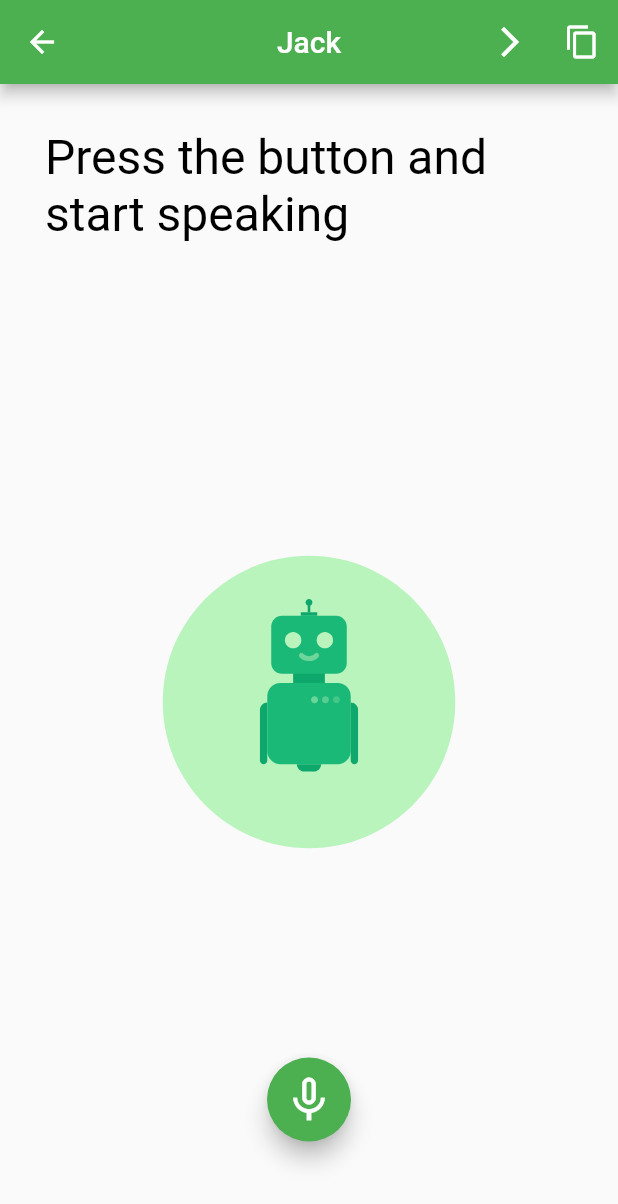
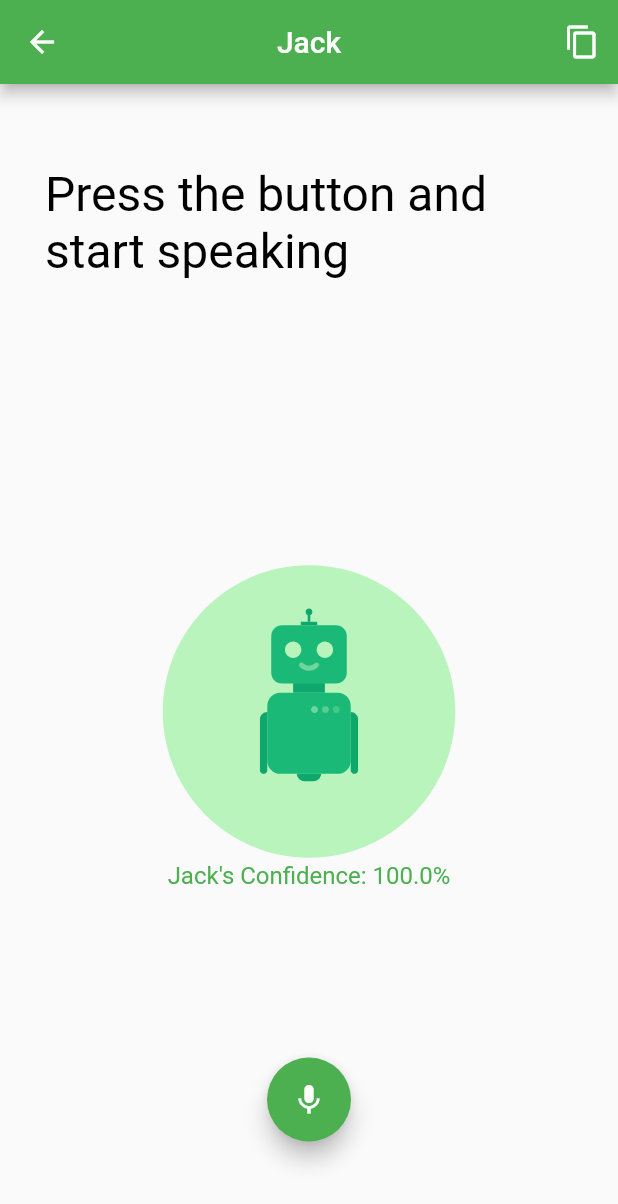
Before and after one commit to Asif-shah786/jack, a Flutter app: the HomePage screen opened by its route, after a tap on the "mic none" icon, on a phone screen of 412 x 824 dp. Shown: the top 1204 px of the screen. Run offline on Flutter 3.47's test engine with Material 2 defaults, Android fonts, the phone set to English and light mode, and no system bars; drawn by our look-alikes of avatar_glow; our stand-ins replace get, lottie, speech_to_text; missing offline and left inert: clipboard, highlight_text.

Commit message:
jack pushed

```diff
--- a/lib/main.dart
+++ b/lib/main.dart
@@ -1,4 +1,3 @@
-import 'package:camera/camera.dart';
 import 'package:flutter/material.dart';
 import 'package:flutter/services.dart';
 import 'package:get/get_navigation/src/root/get_material_app.dart';
@@ -6,11 +5,9 @@ import 'package:get/get.dart';
 import 'package:jack/page/home_page.dart';
 import 'package:jack/routes.dart';
 
-List<CameraDescription>? cameras;
 
 Future main() async {
   WidgetsFlutterBinding.ensureInitialized();
-  cameras = await availableCameras();
   await SystemChrome.setPreferredOrientations([
     DeviceOrientation.portraitUp,
     DeviceOrientation.portraitDown,
--- a/lib/page/home_page.dart
+++ b/lib/page/home_page.dart
@@ -2,12 +2,9 @@ import 'package:avatar_glow/avatar_glow.dart';
 import 'package:clipboard/clipboard.dart';
 import 'package:flutter/material.dart';
 import 'package:get/get.dart';
-import 'package:get/get_core/src/get_main.dart';
-
-
-import '../api/speech_api.dart';
-import '../emotiondetect.dart';
+import 'package:highlight_text/highlight_text.dart';
 import 'package:lottie/lottie.dart';
+import 'package:speech_to_text/speech_to_text.dart' as stt;
 
 
 import '../api/speech_api.dart';
@@ -21,8 +18,55 @@ class HomePage extends StatefulWidget {
 }
 
 class _HomePageState extends State<HomePage> {
-  String text = 'Press the button and start speaking';
-  bool isListening = false;
+  String _text = 'Press the button and start speaking';
+  bool _isListening = false;
+  final Map<String, HighlightedWord> _highlights = {
+    'jack': HighlightedWord(
+      onTap: () => print('flutter'),
+      textStyle: const TextStyle(
+        color: Colors.blue,
+        fontWeight: FontWeight.bold,
+      ),
+    ),
+    'Jack': HighlightedWord(
+      onTap: () => print('voice'),
+      textStyle: const TextStyle(
+        color: Colors.green,
+        fontWeight: FontWeight.bold,
+      ),
+    ),
+    'hate': HighlightedWord(
+      onTap: () => print('subscribe'),
+      textStyle: const TextStyle(
+        color: Colors.red,
+        fontWeight: FontWeight.bold,
+      ),
+    ),
+    'like': HighlightedWord(
+      onTap: () => print('like'),
+      textStyle: const TextStyle(
+        color: Colors.blueAccent,
+        fontWeight: FontWeight.bold,
+      ),
+    ),
+    'good': HighlightedWord(
+      onTap: () => print('comment'),
+      textStyle: const TextStyle(
+        color: Colors.green,
+        fontWeight: FontWeight.bold,
+      ),
+    ),
+  };
+
+  late stt.SpeechToText _speech;
+  double _confidence = 1.0;
+
+  @override
+  void initState() {
+    super.initState();
+    _speech = stt.SpeechToText();
+  }
+
 
   @override
   Widget build(BuildContext context) => Scaffold(
@@ -30,15 +74,11 @@ class _HomePageState extends State<HomePage> {
           title: Text(MyApp.title),
           centerTitle: true,
           actions: [
-            IconButton(onPressed: () {
-              Get.to(() => EmotionDetect());
-            }, icon:Icon(Icons.arrow_forward_ios)),
             Builder(
               builder: (context) => IconButton(
                 icon: Icon(Icons.content_copy),
                 onPressed: () async {
-                  await FlutterClipboard.copy(text);
-
+                  await FlutterClipboard.copy(_text);
                   ScaffoldMessenger.of(context).showSnackBar(
                     SnackBar(content: Text('✓   Copied to Clipboard')),
                   );
@@ -51,9 +91,15 @@ class _HomePageState extends State<HomePage> {
           reverse: true,
           padding: const EdgeInsets.all(30).copyWith(bottom: 150),
           child: Column(
+            mainAxisAlignment: MainAxisAlignment.end,
+            crossAxisAlignment: CrossAxisAlignment.center,
             children: [
-              SubstringHighlight(
-                text: text,
+              SizedBox(height: Get.height * 0.03,),
+              SizedBox(
+                width: Get.width,
+                height: Get.height * 0.3,
+                child: SubstringHighlight(
+                  text: _text,
                   terms: Command.all,
                   textStyle: const TextStyle(
                     fontSize: 32.0,
@@ -66,33 +112,70 @@ class _HomePageState extends State<HomePage> {
                     fontWeight: FontWeight.w400,
                   ),
                 ),
-              SizedBox(height: Get.height/4,),
-              Lottie.asset("assets/lf20_g1pduE.json",fit: BoxFit.contain,height: 200,width: 200),
+              ),
+              SizedBox(height: Get.height * 0.02,),
+              Lottie.asset("assets/lf20_g1pduE.json",
+                  fit: BoxFit.contain,height: 200,width: 200),
+              Text('Jack\'s Confidence: ${(_confidence * 100.0).toStringAsFixed(1)}%',
+                textAlign: TextAlign.center,
+                style: TextStyle(
+                  fontSize: 16.0,
+                  color: Theme.of(context).primaryColor,
+                  fontWeight: FontWeight.w400,
+                ),
+              ),
             ],
           ),
         ),
         floatingActionButtonLocation: FloatingActionButtonLocation.centerFloat,
         floatingActionButton: AvatarGlow(
-          animate: isListening,
-          endRadius: 75,
           glowColor: Theme.of(context).primaryColor,
+          animate: _isListening,
+          endRadius: 75.0,
+          duration: const Duration(milliseconds: 2000),
+          repeatPauseDuration: const Duration(milliseconds: 100),
+          repeat: true,
           child: FloatingActionButton(
-            child: Icon(isListening ? Icons.mic : Icons.mic_none, size: 36),
-            onPressed: toggleRecording,
+            onPressed: _listen,
+            child: Icon(_isListening ? Icons.mic : Icons.mic_none),
           ),
         ),
       );
 
   Future toggleRecording() => SpeechApi.toggleRecording(
-        onResult: (text) => setState(() => this.text = text),
+        onResult: (text) => setState(() => this._text = text),
         onListening: (isListening) {
-          setState(() => this.isListening = isListening);
+          setState(() => this._isListening = isListening);
 
           if (!isListening) {
             Future.delayed(Duration(seconds: 1), () {
-              Utils.scanText(text);
+              Utils.scanText(_text);
             });
           }
         },
       );
+
+  void _listen() async {
+    if (!_isListening) {
+      bool available = await _speech.initialize(
+        onStatus: (val) => print('onStatus: $val'),
+        onError: (val) => print('onError: $val'),
+      );
+      if (available) {
+        setState(() => _isListening = true);
+        _speech.listen(
+          onDevice: false,
+          onResult: (val) => setState(() {
+            _text = val.recognizedWords;
+            if (val.hasConfidenceRating && val.confidence > 0) {
+              _confidence = val.confidence;
             }
+          }),
+        );
+      }
+    } else {
+      setState(() => _isListening = false);
+      _speech.stop();
+    }
+  }
+}
--- a/pubspec.yaml
+++ b/pubspec.yaml
@@ -51,10 +51,6 @@ dependencies:
 
     # copy text to clipboard
   clipboard: ^0.1.3
-
-  camera: ^0.10.0+4
-  image_picker: ^0.8.6
-  tflite: ^1.1.2
 
   speech_recognition: ^0.3.0+1
   text_to_speech: ^0.2.3
```
Also changed, not shown: lib/emotiondetect.dart (deleted, +0 -95 lines), pubspec.lock, 2 other files. Lines whose indentation alone changed are shown as unchanged.
